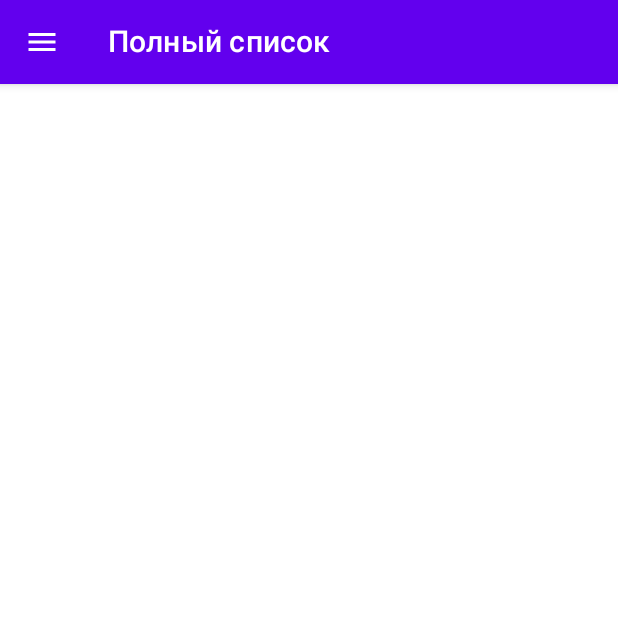
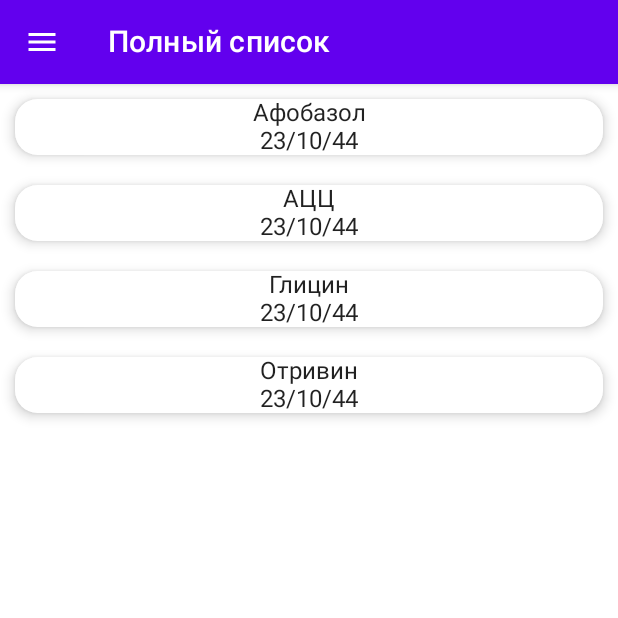
Before and after one commit to prayfortherain/Medicine_Chest, an Android app built with Jetpack Compose: the screen it shows after launch (MainActivity), on a phone screen of 412 x 824 dp, the top half of it. Run offline under Robolectric (Android 15) with nearby library versions, the phone set to English and light mode, and no system bars.

Commit message:
add cards

```diff
--- a/app/src/main/java/com/example/medicinechest/MainActivity.kt
+++ b/app/src/main/java/com/example/medicinechest/MainActivity.kt
@@ -4,6 +4,8 @@
 import androidx.activity.ComponentActivity
 import androidx.activity.compose.setContent
 import androidx.compose.foundation.layout.*
+import androidx.compose.foundation.lazy.LazyColumn
+import androidx.compose.foundation.lazy.itemsIndexed
 import androidx.compose.foundation.shape.RoundedCornerShape
 import androidx.compose.material.*
 import androidx.compose.runtime.Composable
@@ -26,7 +28,6 @@
                 mutableStateOf("Полный список")
             }
             MedicineChestTheme {
-                Row {
                     Scaffold(
                         scaffoldState = scaffoldState,
                         topBar = {
@@ -49,27 +50,32 @@
                         }
                     ) {
                         it.calculateBottomPadding()
+                    LazyColumn(modifier = Modifier.fillMaxSize()){
+                        itemsIndexed(listOf<String>("Афобазол", "АЦЦ", "Глицин", "Отривин")
+                        ){ index, item ->
+                            ListItem(name = item)
+                        }
                     }
-                    /*Row{
-                        ListItem(name = "Default", valueUntil = "23/10/05")
-                        ListItem(name = "Afobazol", valueUntil = "25/12/23") //не работает
-                    }*/
                 }
             }
         }
     }
 }
 
+
 @Composable
-private fun ListItem(name : String, valueUntil : String){
+private fun ListItem(name : String, valueUntil : String = "23/10/44"){
     Card(modifier = Modifier
         .fillMaxWidth()
         .padding(10.dp),
     shape = RoundedCornerShape(15.dp),
     elevation = 5.dp){
         Box{
-            Row(verticalAlignment = Alignment.CenterVertically){
-                Column {
+            Row(verticalAlignment = Alignment.CenterVertically
+            ){
+                Column( modifier = Modifier.fillMaxSize(),
+                    horizontalAlignment = Alignment.CenterHorizontally
+                ){
                     Text(text = name)
                     Text(text = valueUntil)
                 }
```
